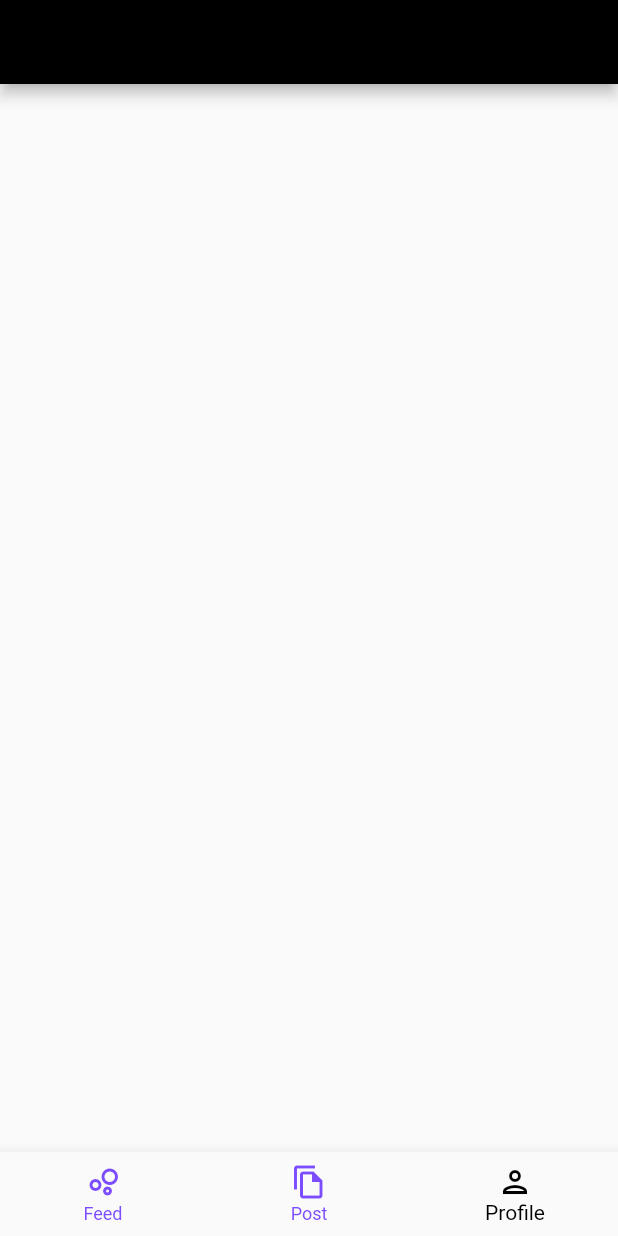
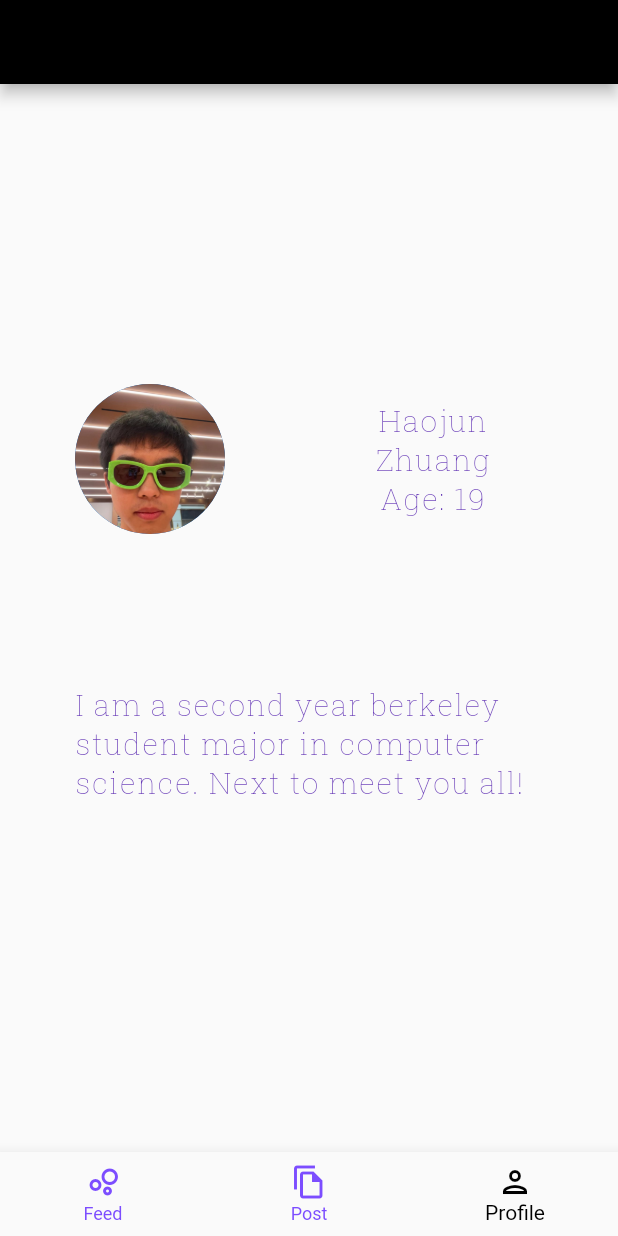
Before and after one commit to Hogean/demo_gs, a Flutter app: the screen it shows after launch, item 3 of the bottom bar chosen, on a phone screen of 412 x 824 dp. Run offline on Flutter 3.47's test engine with Material 2 defaults, Android fonts, the phone set to English and light mode, and no system bars; our stand-ins replace google_fonts.

Commit message:
feat: profile

```diff
--- a/lib/main.dart
+++ b/lib/main.dart
@@ -66,7 +66,6 @@ class MyStatefulWidget extends StatefulWidget {
 class _MyStatefulWidgetState extends State<MyStatefulWidget> {
   int _selectedIndex = 0;
 
-
   static const List<Widget> _widgetOptions = <Widget>[
     FeedPage(),
     PostPage(),
--- a/lib/profile_page.dart
+++ b/lib/profile_page.dart
@@ -13,6 +13,45 @@ class ProfilePage extends StatefulWidget {
 class _ProfilePageState extends State<ProfilePage> {
   @override
   Widget build(BuildContext context) {
-    return Scaffold(body: SizedBox());
+    final t = Theme.of(context).textTheme.headline1;
+
+    return Scaffold(
+        body: Center(
+            child: Column(
+                crossAxisAlignment: CrossAxisAlignment.center,
+                children: [
+          const SizedBox(height: 200.0),
+          Row(
+            children: [
+              const SizedBox(
+                width: 50,
+              ),
+              const CircleAvatar(
+                backgroundImage: AssetImage(
+                  'assets/img10.jpeg',
+                ),
+                radius: 50,
+              ),
+              const SizedBox(
+                width: 100,
+              ),
+              Column(
+                children: [
+                  Text('Haojun', style: t),
+                  Text('Zhuang', style: t),
+                  Text('Age: 19', style: t),
+                ],
+              )
+            ],
+          ),
+          const SizedBox(height: 100.0),
+          Container(
+            padding: EdgeInsets.only(left: 50.0, right: 20.0),
+            child: Center(
+                child: Text(
+                    'I am a second year berkeley student major in computer science. Next to meet you all!',
+                    style: t)),
+          )
+        ])));
   }
 }
```
Also changed, not shown: assets/img10.jpeg (renamed from assets/profile.jpeg).
